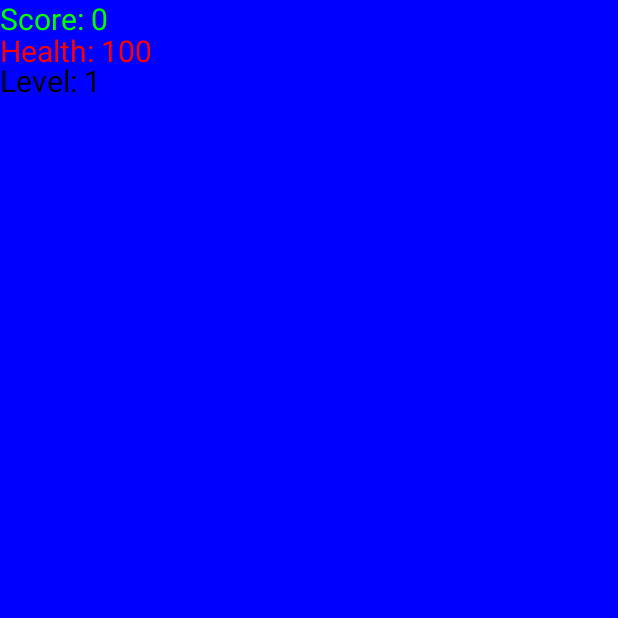
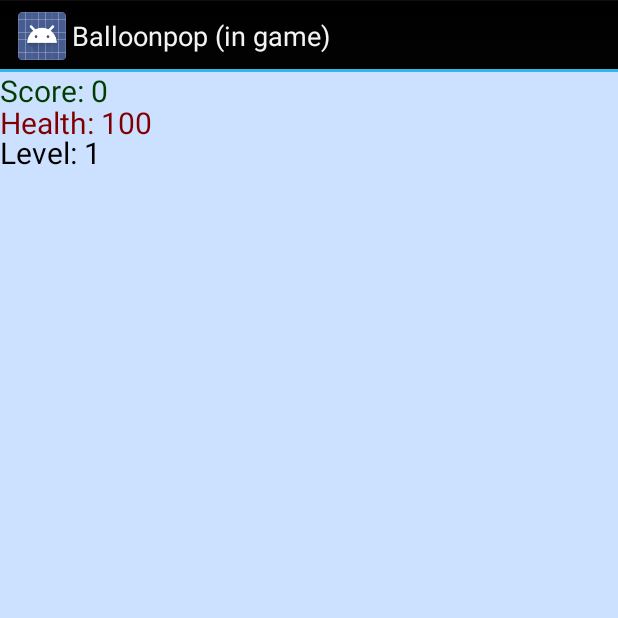
Before and after one commit to tjulkune/balloonpop, an Android app: the GameActivity screen opened directly, with no data from a screen before it, on a phone screen of 412 x 824 dp, the top half of it. Run offline under Robolectric (Android 15) with nearby library versions, the phone set to English and light mode, and no system bars.

Commit message:
UI tweaks

```diff
--- a/app/src/main/java/tjulkune/balloonpop/GameView.java
+++ b/app/src/main/java/tjulkune/balloonpop/GameView.java
@@ -4,9 +4,9 @@ package tjulkune.balloonpop;
 import java.util.Random;
 import java.util.Vector;
 
+
 import android.content.Context;
 import android.graphics.BitmapFactory;
-import android.graphics.Bitmap;
 import android.graphics.Canvas;
 import android.graphics.Color;
 import android.graphics.Paint;
@@ -29,15 +29,11 @@ class GameView extends View implements OnTouchListener
     private double startTime = System.currentTimeMillis();
     private double curTime;
 
+    // consider refactoring
     private Paint greenPaint = new Paint();
     private Paint redPaint = new Paint();
     private Paint defaultPaint = new Paint();
-
-
-    //paint.setColor(darkGreen);
-    //paint.setFlags(1); // anti-alias
-    //private Bitmap bgBitmap = BitmapFactory.decodeResource(getResources(), R.drawable.background);
-    //private int darkGreen = Color.rgb(0,92,31);
+    //private Bitmap bg = BitmapFactory.decodeResource(getResources(), R.drawable.background);
 
     public Canvas getCanvas()
     {
@@ -52,9 +48,9 @@ class GameView extends View implements OnTouchListener
         defaultPaint.setTextSize(30);
         defaultPaint.setColor(Color.BLACK);
         greenPaint.setTextSize(30);
-        greenPaint.setColor(Color.GREEN);
+        greenPaint.setColor(Color.rgb(0, 61, 0));
         redPaint.setTextSize(30);
-        redPaint.setColor(Color.RED);
+        redPaint.setColor(Color.rgb(128, 0, 0));
         this.setOnTouchListener(this);
 
     }
@@ -66,6 +62,7 @@ class GameView extends View implements OnTouchListener
         createBalloons(100);
     }
 
+    // construct balloon objects and push them into Vector
     public void createBalloons(int amount)
     {
         for (int i = 0; i < amount; i++)
@@ -75,7 +72,7 @@ class GameView extends View implements OnTouchListener
             // sway direction
             boolean swaySwitch = randGen.nextBoolean();
 
-            // set balloon cordinates randomly within the confines of screen
+            // set balloon co-ordinates randomly within the confines of screen
             if (randGen.nextInt(10) > 7) // 2/10 ratio on evil and regular balloons
                 ball = new Balloon(this.getContext(), randGen.nextInt(this.getMeasuredWidth() - 40), this.getMeasuredHeight() - 50, true,
                         BitmapFactory.decodeResource(getResources(), R.drawable.evilballoon), randomSwayLimit, swaySwitch);
@@ -88,7 +85,7 @@ class GameView extends View implements OnTouchListener
 
     public boolean onTouch(View v, MotionEvent event)
     {
-        //iterate through balloons and let balloon handle the event
+        // iterate through balloons and let balloon handle the event
         if (event.getAction() == MotionEvent.ACTION_DOWN)
         {
             for (int j = 0; j < balls.size(); j++)
@@ -119,7 +116,8 @@ class GameView extends View implements OnTouchListener
     public void onDraw(Canvas canvas)
     {
         //canvas.drawColor(Color.rgb(102, 204, 255));
-        canvas.drawColor(Color.BLUE);
+        canvas.drawColor(Color.rgb(204, 224, 255));
+
         canvas.drawText("Score: " + score, 0, 30, greenPaint);
         canvas.drawText("Health: " + health, 0, 62, redPaint);
         canvas.drawText("Level: " + level, 0, 92, defaultPaint);
@@ -127,7 +125,7 @@ class GameView extends View implements OnTouchListener
         // System.out.println(randTime);
 
         int waveSize = 0;
-        // iterate through balloon array
+        // iterate through balloon vector
         for (int k = 0; k < balls.size() && health >= 0; k++)
         {
             curTime = System.currentTimeMillis() - startTime;
--- a/app/src/main/java/tjulkune/balloonpop/ScoreActivity.java
+++ b/app/src/main/java/tjulkune/balloonpop/ScoreActivity.java
@@ -78,8 +78,8 @@ public class ScoreActivity extends ListActivity
 	{
 		Iterator<Entry<Integer, String>> i = highscores.entrySet().iterator();
 	    int index = 0;
-		while (i.hasNext() && index <= 15)
-	    {
+        while (i.hasNext() && index <= 10)
+        {
 	    	@SuppressWarnings("rawtypes")
 			Map.Entry entry = (Map.Entry) i.next();
 	    	try
--- a/app/src/main/res/values/strings.xml
+++ b/app/src/main/res/values/strings.xml
@@ -3,7 +3,7 @@
     <string name="app_name">Balloonpop</string>
     <string name="BalloonsApp">Balloonpop</string>
     <string name="game_act">Balloonpop (in game)</string>
-    <string name="score_act">Balloonpop highscores</string>
+    <string name="score_act">Top 10 scores</string>
     <string name="start">Start game</string>
     <string name="highscores">View high scores</string>
 </resources>
--- a/app/src/main/res/values/styles.xml
+++ b/app/src/main/res/values/styles.xml
@@ -1,7 +1,7 @@
 <resources>
 
     <!-- Base application theme. -->
-    <style name="AppTheme" parent="Theme.AppCompat.Light.DarkActionBar">
+    <style name="AppTheme" parent="android:Theme.Holo">
         <!-- Customize your theme here. -->
     </style>
 
```
Also changed, not shown: app/src/main/res/layout/name.xml (+19 -0 lines), app/src/main/res/drawable/background.png, app/src/main/res/mipmap-hdpi/ic_launcher.png.
